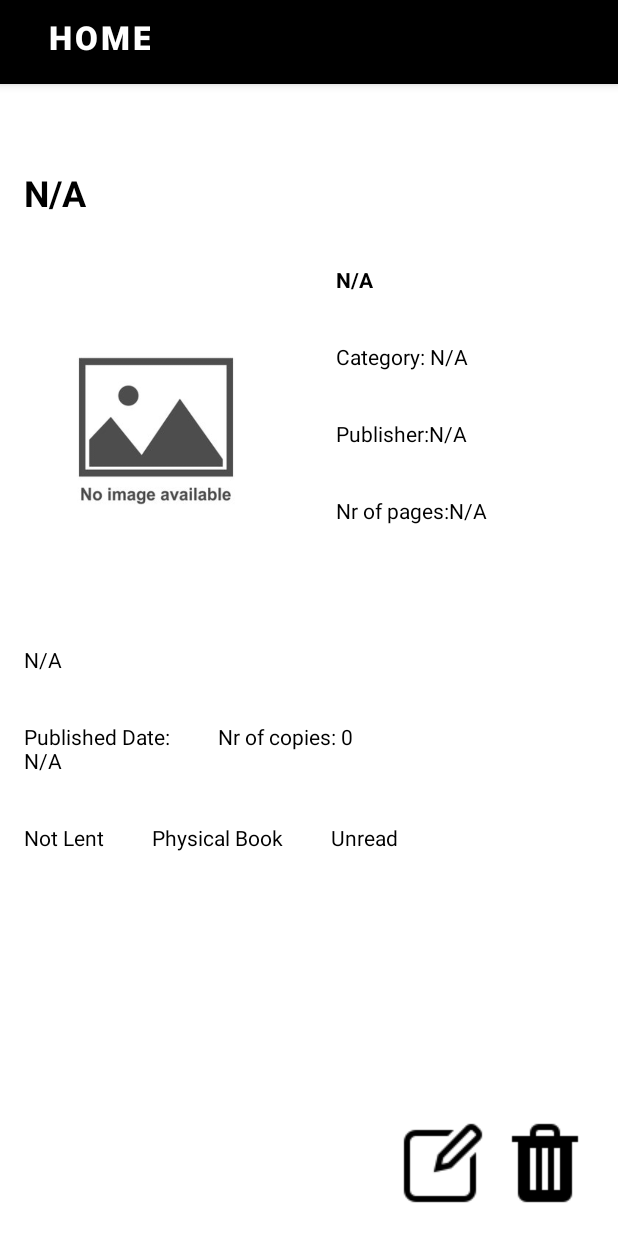
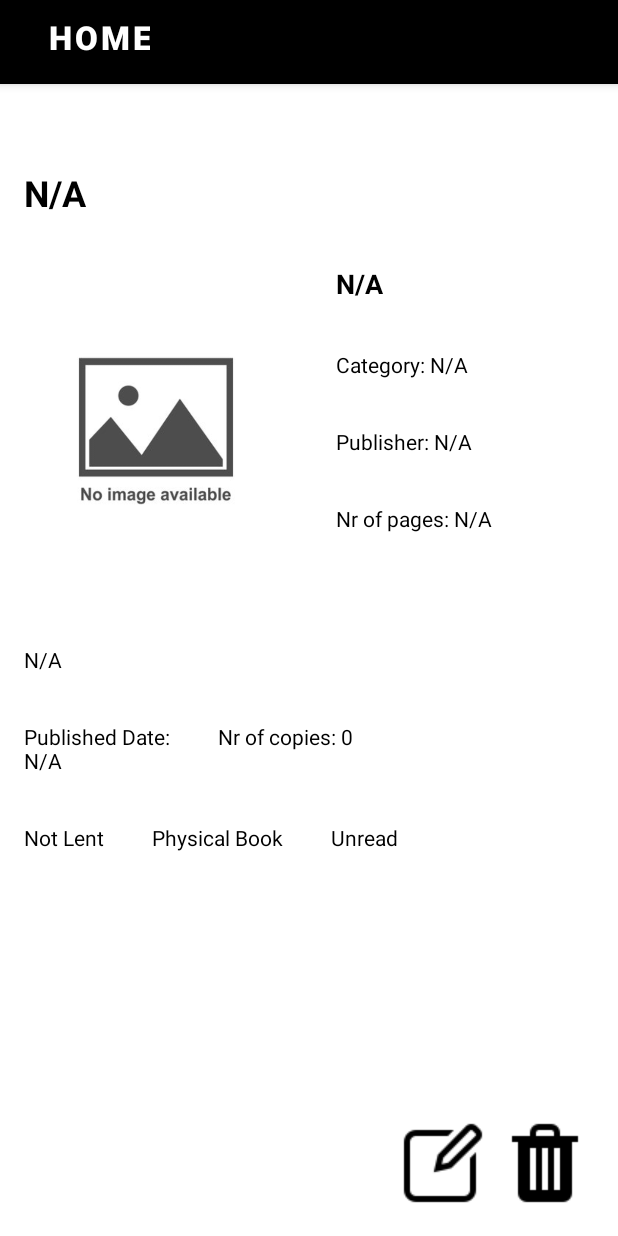
Before and after one commit to radubotanel99/MyBooks, an Android app: the ViewOneBookActivity screen opened directly, with no data from a screen before it, on a phone screen of 412 x 824 dp. Run offline under Robolectric (Android 15) with nearby library versions, the phone set to English and light mode, and no system bars.

Commit message:
small design changes

```diff
--- a/app/src/main/java/com/firstapp/app/activities/ViewOneBookActivity.java
+++ b/app/src/main/java/com/firstapp/app/activities/ViewOneBookActivity.java
@@ -93,8 +93,8 @@ public class ViewOneBookActivity extends AbstractActivity {
         copiesTextView.setText("Nr of copies: " + copies);
         categoryTextView.setText("Category: " + (category == null || category.isEmpty() ? "N/A" : category));
         publishedDateTextView.setText("Published Date:\n" + (publishedDate == null || publishedDate.isEmpty() ? "N/A" : publishedDate));
-        publisherTextView.setText("Publisher:" + (publisher == null || publisher.isEmpty() ? "N/A" : publisher));
-        pagesTextView.setText("Nr of pages:" + (pages == 0 ? "N/A" : String.valueOf(pages)));
+        publisherTextView.setText("Publisher: " + (publisher == null || publisher.isEmpty() ? "N/A" : publisher));
+        pagesTextView.setText("Nr of pages: " + (pages == 0 ? "N/A" : String.valueOf(pages)));
         digitalTextView.setText(isDigital ? "eBook" : "Physical Book");
         lentTextView.setText(isLent ? "Lent" : "Not Lent");
         if (lentTextView.getText().equals("Lent")) {
--- a/app/src/main/java/com/firstapp/app/helperclasses/GoogleAPIRequest.java
+++ b/app/src/main/java/com/firstapp/app/helperclasses/GoogleAPIRequest.java
@@ -55,7 +55,7 @@ public class GoogleAPIRequest {
             public void onResponse(JSONObject response) {
                 try {
                     JSONArray itemsArray = response.getJSONArray(ITEMS);
-                    for (int i=0; i<itemsArray.length(); i++) {
+                    for (int i=itemsArray.length()-1; i>=0; i--) {
                         JSONObject itemsObj = itemsArray.getJSONObject(i);
                         JSONObject volumeObj = itemsObj.getJSONObject(BOOKS_INFO);
                         String title = getPropertyFromJSON(volumeObj, TITLE);
@@ -139,7 +139,7 @@ public class GoogleAPIRequest {
     private void alertDialogNoBookFound() {
         AlertDialog.Builder builder = new AlertDialog.Builder(context);
         builder.setMessage("Sorry, we didn't find a book with that ISBN. You have to add the book manually")
-                .setPositiveButton("OK", null); // null OnClickListener
+                .setPositiveButton("OK", null);
 
         AlertDialog dialog = builder.create();
         dialog.show();
--- a/app/src/main/res/layout/activity_view_one_book.xml
+++ b/app/src/main/res/layout/activity_view_one_book.xml
@@ -51,6 +51,7 @@
                         android:padding="16dp"
                         android:text="Author"
                         android:textColor="#000000"
+                        android:textSize="18sp"
                         android:textStyle="bold" />
 
                     <!-- Category -->
@@ -145,7 +146,9 @@
                         android:id="@+id/lentToTextView"
                         android:layout_width="wrap_content"
                         android:layout_height="wrap_content"
-                        android:padding="16dp"
+                        android:paddingTop="0dp"
+                        android:paddingLeft="16dp"
+                        android:paddingBottom="16dp"
                         android:text="Lent to"
                         android:textColor="#000000" />
 
```
